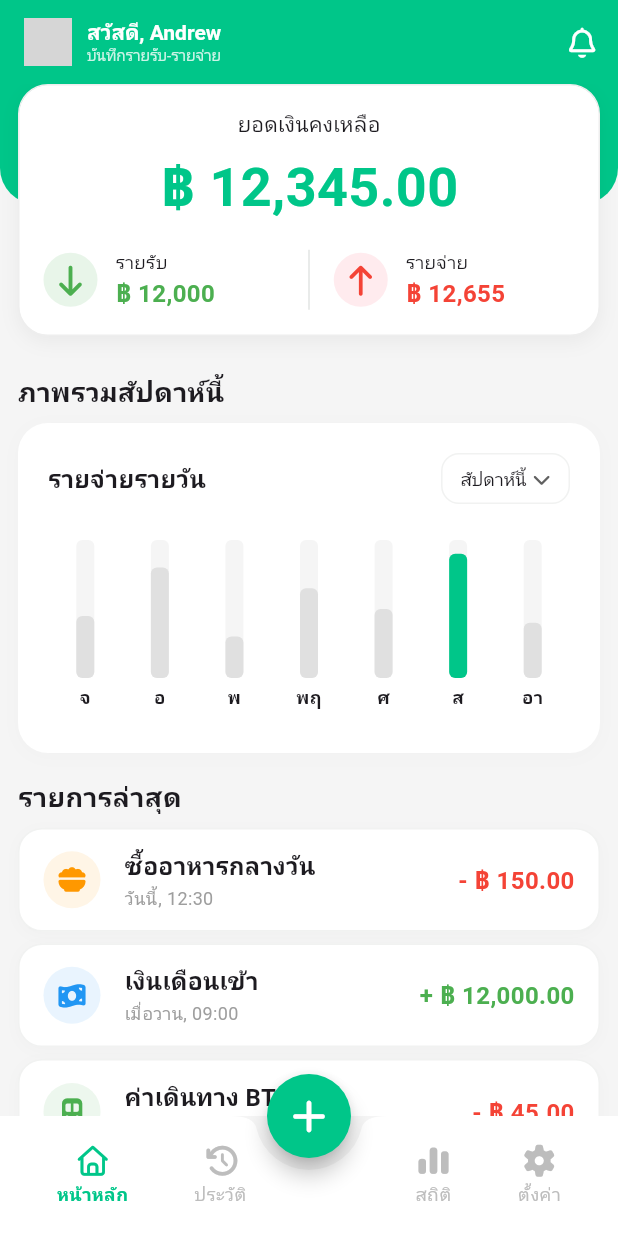
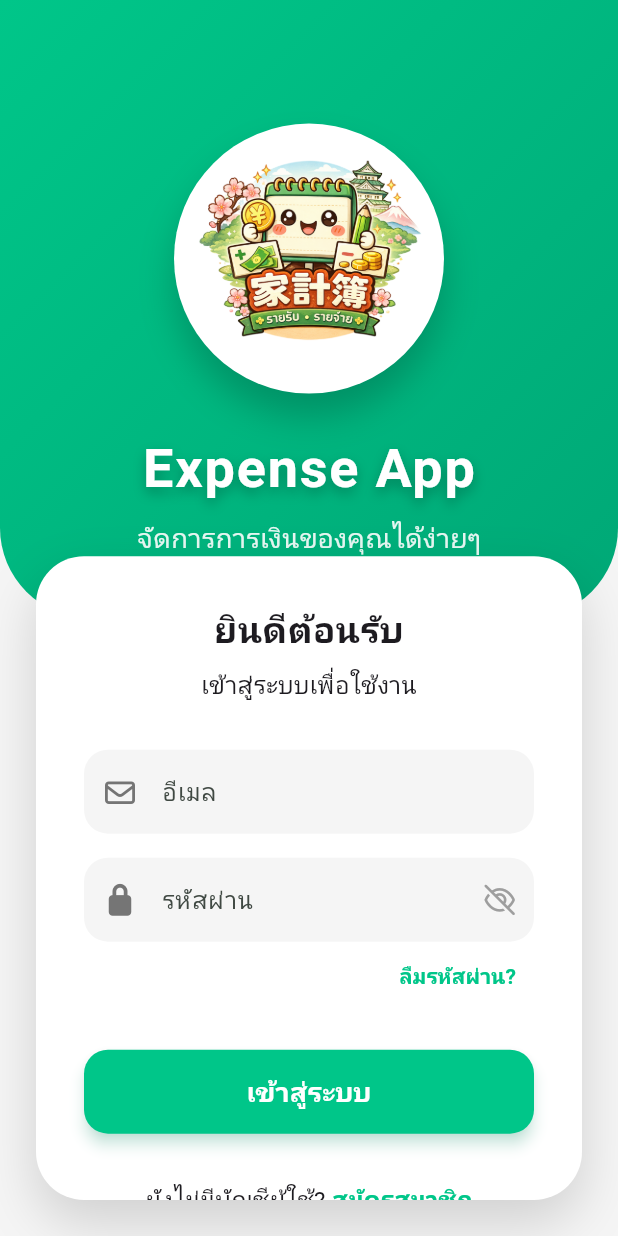
Before and after one commit to wasuchok/smart-wallet-app, a Flutter app: the screen it shows after launch, on a phone screen of 412 x 824 dp. Run offline on Flutter 3.47's test engine with Material 3 defaults, Android fonts, the phone set to English and light mode, and no system bars; drawn by our look-alikes of fl_chart; our stand-ins replace action_slider, font_awesome_flutter, google_fonts, shared_preferences, table_calendar; Roboto replaces fonts that are missing (Sarabun); grey boxes are pictures that could not be loaded.

Commit message:
Update Ui Expense App

```diff
--- /dev/null
+++ b/lib/login_screen.dart
@@ -0,0 +1,368 @@
+import 'package:flutter/material.dart';
+import 'package:font_awesome_flutter/font_awesome_flutter.dart';
+
+import 'constants/app_colors.dart';
+import 'home_screen.dart';
+
+class LoginScreen extends StatefulWidget {
+  const LoginScreen({super.key});
+
+  @override
+  State<LoginScreen> createState() => _LoginScreenState();
+}
+
+class _LoginScreenState extends State<LoginScreen> {
+  final _formKey = GlobalKey<FormState>();
+  final _emailController = TextEditingController();
+  final _passwordController = TextEditingController();
+  bool _isPasswordVisible = false;
+  bool _isLoading = false;
+
+  @override
+  void dispose() {
+    _emailController.dispose();
+    _passwordController.dispose();
+    super.dispose();
+  }
+
+  void _handleLogin() async {
+    if (_formKey.currentState!.validate()) {
+      setState(() {
+        _isLoading = true;
+      });
+
+      // Simulate API call
+      await Future.delayed(const Duration(seconds: 2));
+
+      if (mounted) {
+        setState(() {
+          _isLoading = false;
+        });
+
+        // Navigate to Home Screen
+        Navigator.pushReplacement(
+          context,
+          MaterialPageRoute(builder: (context) => const HomeScreen()),
+        );
+      }
+    }
+  }
+
+  @override
+  Widget build(BuildContext context) {
+    final isDark = Theme.of(context).brightness == Brightness.dark;
+    final size = MediaQuery.of(context).size;
+
+    return Scaffold(
+      backgroundColor: Theme.of(context).scaffoldBackgroundColor,
+      body: SingleChildScrollView(
+        child: SizedBox(
+          height: size.height,
+          child: Stack(
+            children: [
+              // Background Gradient
+              Container(
+                height: size.height * 0.5,
+                decoration: BoxDecoration(
+                  gradient: LinearGradient(
+                    begin: Alignment.topLeft,
+                    end: Alignment.bottomRight,
+                    colors: [AppColors.primary, AppColors.primaryDark],
+                  ),
+                  borderRadius: const BorderRadius.only(
+                    bottomLeft: Radius.circular(60),
+                    bottomRight: Radius.circular(60),
+                  ),
+                ),
+              ),
+
+              // Logo Section
+              Positioned(
+                top: size.height * 0.1,
+                left: 0,
+                right: 0,
+                child: Column(
+                  children: [
+                    Container(
+                      width: 180,
+                      height: 180,
+                      decoration: BoxDecoration(
+                        shape: BoxShape.circle,
+                        color: Colors.white,
+                        boxShadow: [
+                          BoxShadow(
+                            color: Colors.black.withValues(alpha: 0.2),
+                            blurRadius: 20,
+                            offset: const Offset(0, 15),
+                          ),
+                        ],
+                      ),
+                      padding: const EdgeInsets.all(8),
+                      child: ClipOval(
+                        child: Image.asset(
+                          'assets/logo.png',
+                          fit: BoxFit.cover,
+                        ),
+                      ),
+                    ),
+                    const SizedBox(height: 24),
+                    const Text(
+                      'Expense App',
+                      style: TextStyle(
+                        fontSize: 36,
+                        fontWeight: FontWeight.bold,
+                        color: Colors.white,
+                        letterSpacing: 1.2,
+                        shadows: [
+                          Shadow(
+                            color: Colors.black26,
+                            offset: Offset(0, 4),
+                            blurRadius: 10,
+                          ),
+                        ],
+                      ),
+                    ),
+                    const SizedBox(height: 8),
+                    Text(
+                      'จัดการการเงินของคุณได้ง่ายๆ',
+                      style: TextStyle(
+                        fontSize: 18,
+                        color: Colors.white.withValues(alpha: 0.9),
+                        fontWeight: FontWeight.w500,
+                      ),
+                    ),
+                  ],
+                ),
+              ),
+
+              // Login Card
+              Positioned(
+                top: size.height * 0.45,
+                left: 24,
+                right: 24,
+                bottom: 24,
+                child: Container(
+                  decoration: BoxDecoration(
+                    color: Theme.of(context).cardColor,
+                    borderRadius: BorderRadius.circular(32),
+                    boxShadow: [
+                      BoxShadow(
+                        color: Colors.black.withValues(alpha: 0.15),
+                        blurRadius: 30,
+                        offset: const Offset(0, 15),
+                      ),
+                    ],
+                  ),
+                  child: SingleChildScrollView(
+                    padding: const EdgeInsets.all(32),
+                    child: Form(
+                      key: _formKey,
+                      child: Column(
+                        crossAxisAlignment: CrossAxisAlignment.stretch,
+                        children: [
+                          Text(
+                            'ยินดีต้อนรับ',
+                            style: TextStyle(
+                              fontSize: 24,
+                              fontWeight: FontWeight.bold,
+                              color: Theme.of(
+                                context,
+                              ).textTheme.bodyLarge?.color,
+                            ),
+                            textAlign: TextAlign.center,
+                          ),
+                          const SizedBox(height: 8),
+                          Text(
+                            'เข้าสู่ระบบเพื่อใช้งาน',
+                            style: TextStyle(
+                              fontSize: 16,
+                              color: Theme.of(
+                                context,
+                              ).textTheme.bodyMedium?.color,
+                            ),
+                            textAlign: TextAlign.center,
+                          ),
+                          const SizedBox(height: 32),
+
+                          // Email Field
+                          TextFormField(
+                            controller: _emailController,
+                            keyboardType: TextInputType.emailAddress,
+                            style: TextStyle(
+                              color: Theme.of(
+                                context,
+                              ).textTheme.bodyLarge?.color,
+                            ),
+                            decoration: InputDecoration(
+                              labelText: 'อีเมล',
+                              hintText: 'example@email.com',
+                              prefixIcon: Icon(
+                                FontAwesomeIcons.envelope,
+                                size: 20,
+                                color: isDark ? Colors.grey : Colors.grey[600],
+                              ),
+                              border: OutlineInputBorder(
+                                borderRadius: BorderRadius.circular(16),
+                                borderSide: BorderSide.none,
+                              ),
+                              filled: true,
+                              fillColor: Theme.of(
+                                context,
+                              ).scaffoldBackgroundColor,
+                            ),
+                            validator: (value) {
+                              if (value == null || value.isEmpty) {
+                                return 'กรุณากรอกอีเมล';
+                              }
+                              if (!value.contains('@')) {
+                                return 'รูปแบบอีเมลไม่ถูกต้อง';
+                              }
+                              return null;
+                            },
+                          ),
+                          const SizedBox(height: 16),
+
+                          // Password Field
+                          TextFormField(
+                            controller: _passwordController,
+                            obscureText: !_isPasswordVisible,
+                            style: TextStyle(
+                              color: Theme.of(
+                                context,
+                              ).textTheme.bodyLarge?.color,
+                            ),
+                            decoration: InputDecoration(
+                              labelText: 'รหัสผ่าน',
+                              prefixIcon: Icon(
+                                FontAwesomeIcons.lock,
+                                size: 20,
+                                color: isDark ? Colors.grey : Colors.grey[600],
+                              ),
+                              suffixIcon: IconButton(
+                                icon: Icon(
+                                  _isPasswordVisible
+                                      ? FontAwesomeIcons.eye
+                                      : FontAwesomeIcons.eyeSlash,
+                                  size: 18,
+                                  color: Colors.grey,
+                                ),
+                                onPressed: () {
+                                  setState(() {
+                                    _isPasswordVisible = !_isPasswordVisible;
+                                  });
+                                },
+                              ),
+                              border: OutlineInputBorder(
+                                borderRadius: BorderRadius.circular(16),
+                                borderSide: BorderSide.none,
+                              ),
+                              filled: true,
+                              fillColor: Theme.of(
+                                context,
+                              ).scaffoldBackgroundColor,
+                            ),
+                            validator: (value) {
+                              if (value == null || value.isEmpty) {
+                                return 'กรุณากรอกรหัสผ่าน';
+                              }
+                              if (value.length < 6) {
+                                return 'รหัสผ่านต้องมีความยาวอย่างน้อย 6 ตัวอักษร';
+                              }
+                              return null;
+                            },
+                          ),
+
+                          // Forgot Password
+                          Align(
+                            alignment: Alignment.centerRight,
+                            child: TextButton(
+                              onPressed: () {},
+                              child: Text(
+                                'ลืมรหัสผ่าน?',
+                                style: TextStyle(
+                                  color: AppColors.primary,
+                                  fontWeight: FontWeight.bold,
+                                ),
+                              ),
+                            ),
+                          ),
+
+                          const SizedBox(height: 24),
+
+                          // Login Button
+                          SizedBox(
+                            height: 56,
+                            child: ElevatedButton(
+                              onPressed: _isLoading ? null : _handleLogin,
+                              style: ElevatedButton.styleFrom(
+                                backgroundColor: AppColors.primary,
+                                shape: RoundedRectangleBorder(
+                                  borderRadius: BorderRadius.circular(16),
+                                ),
+                                elevation: 4,
+                                shadowColor: AppColors.primary.withValues(
+                                  alpha: 0.4,
+                                ),
+                              ),
+                              child: _isLoading
+                                  ? const SizedBox(
+                                      width: 24,
+                                      height: 24,
+                                      child: CircularProgressIndicator(
+                                        color: Colors.white,
+                                        strokeWidth: 2.5,
+                                      ),
+                                    )
+                                  : const Text(
+                                      'เข้าสู่ระบบ',
+                                      style: TextStyle(
+                                        fontSize: 18,
+                                        fontWeight: FontWeight.bold,
+                                        color: Colors.white,
+                                      ),
+                                    ),
+                            ),
+                          ),
+
+                          const SizedBox(height: 32),
+
+                          // Sign Up Link
+                          Row(
+                            mainAxisAlignment: MainAxisAlignment.center,
+                            children: [
+                              Text(
+                                'ยังไม่มีบัญชีผู้ใช้? ',
+                                style: TextStyle(
+                                  color: Theme.of(
+                                    context,
+                                  ).textTheme.bodyMedium?.color,
+                                  fontSize: 16,
+                                ),
+                              ),
+                              GestureDetector(
+                                onTap: () {},
+                                child: Text(
+                                  'สมัครสมาชิก',
+                                  style: TextStyle(
+                                    color: AppColors.primary,
+                                    fontWeight: FontWeight.bold,
+                                    fontSize: 16,
+                                  ),
+                                ),
+                              ),
+                            ],
+                          ),
+                          const SizedBox(height: 20),
+                        ],
+                      ),
+                    ),
+                  ),
+                ),
+              ),
+            ],
+          ),
+        ),
+      ),
+    );
+  }
+}
--- a/lib/main.dart
+++ b/lib/main.dart
@@ -5,7 +5,7 @@ import 'package:intl/date_symbol_data_local.dart';
 import 'package:provider/provider.dart';
 
 import 'constants/app_colors.dart';
-import 'home_screen.dart';
+import 'login_screen.dart';
 import 'providers/theme_provider.dart';
 
 void main() async {
@@ -69,7 +69,7 @@ class MyApp extends StatelessWidget {
               },
             ),
           ),
-          home: const HomeScreen(),
+          home: const LoginScreen(),
           localizationsDelegates: const [
             GlobalMaterialLocalizations.delegate,
             GlobalWidgetsLocalizations.delegate,
--- a/lib/transaction_slip_screen.dart
+++ b/lib/transaction_slip_screen.dart
@@ -167,7 +167,6 @@ class TransactionSlipScreen extends StatelessWidget {
 
                         const SizedBox(height: 32),
 
-                        // Ref ID Footer
                         Text(
                           'Ref: ${DateFormat('yyyyMMddHHmmss').format(date)}',
                           style: TextStyle(
@@ -183,7 +182,6 @@ class TransactionSlipScreen extends StatelessWidget {
               ),
             ),
 
-            // Bottom Space filler
             const SizedBox(height: 40),
           ],
         ),
--- a/pubspec.yaml
+++ b/pubspec.yaml
@@ -68,7 +68,8 @@ flutter:
   uses-material-design: true
 
   # To add assets to your application, add an assets section, like this:
-  # assets:
+  assets:
+    - assets/
   #   - images/a_dot_burr.jpeg
   #   - images/a_dot_ham.jpeg
 
```
Also changed, not shown: assets/logo.png (added), lib/assets/logo.png (added), pubspec.lock.
